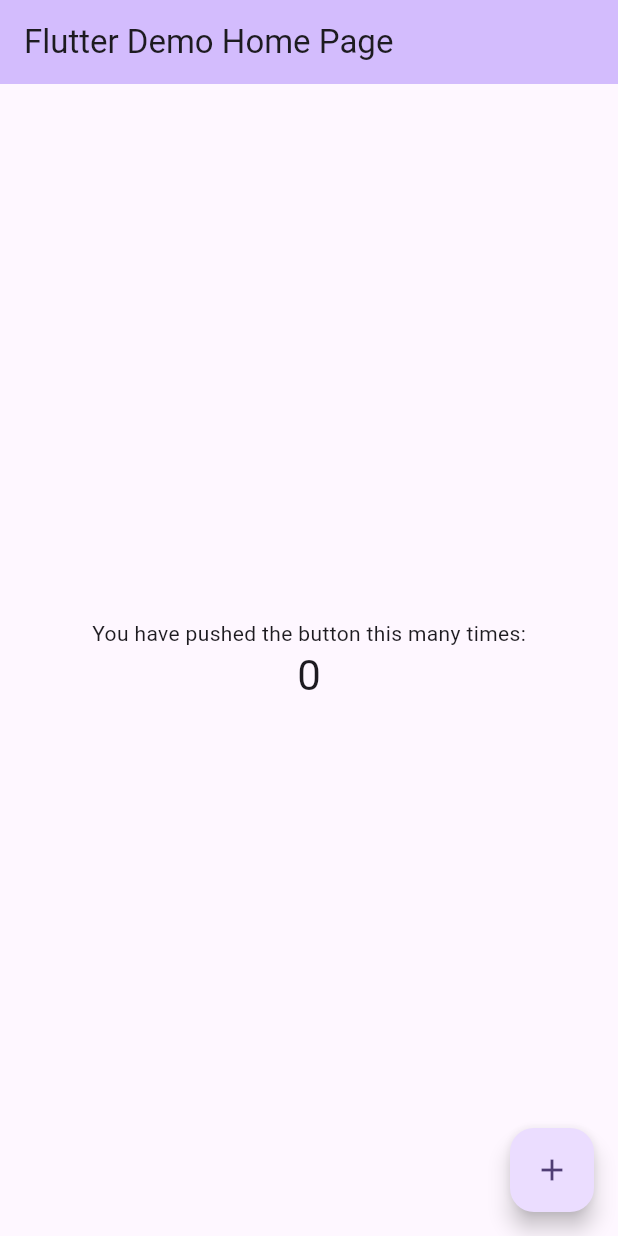
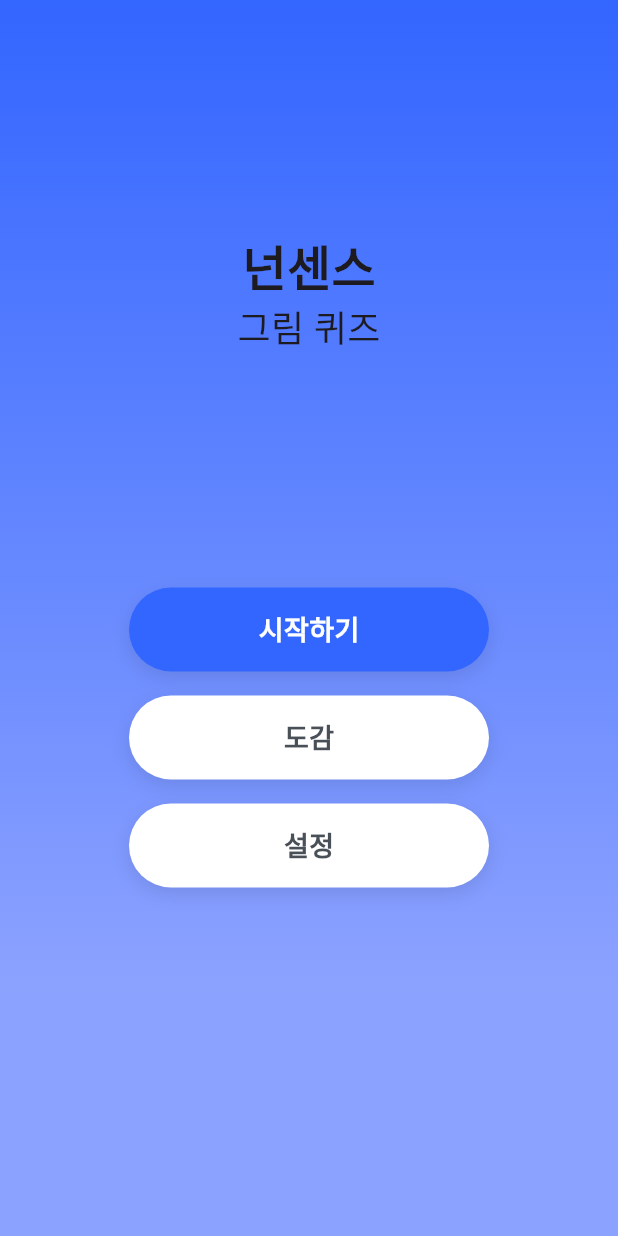
Before and after one commit to mingyuShim94/nonsensQuiz_flutter, a Flutter app: the screen it shows after launch, on a phone screen of 412 x 824 dp. Run offline on Flutter 3.47's test engine with Material 3 defaults, Android fonts, the phone set to English and light mode, and no system bars; our stand-ins replace flutter_hooks, go_router, hooks_riverpod.

Commit message:
feat: 앱 초기 구조 설정 및 시작 화면 구현
- hooks_riverpod, flutter_hooks, go_router 패키지 추가
- 라우팅 설정 (/quiz, /dogan 경로 추가)
- 시작 화면 UI 구현
  - 그라데이션 배경
  - 로고 위젯
  - 시작하기 버튼 (스케일 애니메이션 적용)
  - 도감, 설정 메뉴 버튼

```diff
--- a/lib/main.dart
+++ b/lib/main.dart
@@ -1,125 +1,49 @@
 import 'package:flutter/material.dart';
+import 'package:hooks_riverpod/hooks_riverpod.dart';
+import 'package:go_router/go_router.dart';
+import 'screens/start_screen.dart';
+import 'theme/app_theme.dart';
 
 void main() {
-  runApp(const MyApp());
+  runApp(
+    const ProviderScope(
+      child: MyApp(),
+    ),
+  );
 }
+
+final _router = GoRouter(
+  initialLocation: '/',
+  routes: [
+    GoRoute(
+      path: '/',
+      builder: (context, state) => const StartScreen(),
+    ),
+    GoRoute(
+      path: '/quiz',
+      builder: (context, state) => const Scaffold(
+        body: Center(child: Text('퀴즈 화면')),
+      ),
+    ),
+    GoRoute(
+      path: '/dogan',
+      builder: (context, state) => const Scaffold(
+        body: Center(child: Text('도감 화면')),
+      ),
+    ),
+  ],
+);
 
 class MyApp extends StatelessWidget {
   const MyApp({super.key});
 
-  // This widget is the root of your application.
   @override
   Widget build(BuildContext context) {
-    return MaterialApp(
-      title: 'Flutter Demo',
-      theme: ThemeData(
-        // This is the theme of your application.
-        //
-        // TRY THIS: Try running your application with "flutter run". You'll see
-        // the application has a purple toolbar. Then, without quitting the app,
-        // try changing the seedColor in the colorScheme below to Colors.green
-        // and then invoke "hot reload" (save your changes or press the "hot
-        // reload" button in a Flutter-supported IDE, or press "r" if you used
-        // the command line to start the app).
-        //
-        // Notice that the counter didn't reset back to zero; the application
-        // state is not lost during the reload. To reset the state, use hot
-        // restart instead.
-        //
-        // This works for code too, not just values: Most code changes can be
-        // tested with just a hot reload.
-        colorScheme: ColorScheme.fromSeed(seedColor: Colors.deepPurple),
-        useMaterial3: true,
-      ),
-      home: const MyHomePage(title: 'Flutter Demo Home Page'),
+    return MaterialApp.router(
+      title: '넌센스 그림 퀴즈',
+      theme: AppTheme.light,
+      routerConfig: _router,
+      debugShowCheckedModeBanner: false,
     );
   }
 }
-
-class MyHomePage extends StatefulWidget {
-  const MyHomePage({super.key, required this.title});
-
-  // This widget is the home page of your application. It is stateful, meaning
-  // that it has a State object (defined below) that contains fields that affect
-  // how it looks.
-
-  // This class is the configuration for the state. It holds the values (in this
-  // case the title) provided by the parent (in this case the App widget) and
-  // used by the build method of the State. Fields in a Widget subclass are
-  // always marked "final".
-
-  final String title;
-
-  @override
-  State<MyHomePage> createState() => _MyHomePageState();
-}
-
-class _MyHomePageState extends State<MyHomePage> {
-  int _counter = 0;
-
-  void _incrementCounter() {
-    setState(() {
-      // This call to setState tells the Flutter framework that something has
-      // changed in this State, which causes it to rerun the build method below
-      // so that the display can reflect the updated values. If we changed
-      // _counter without calling setState(), then the build method would not be
-      // called again, and so nothing would appear to happen.
-      _counter++;
-    });
-  }
-
-  @override
-  Widget build(BuildContext context) {
-    // This method is rerun every time setState is called, for instance as done
-    // by the _incrementCounter method above.
-    //
-    // The Flutter framework has been optimized to make rerunning build methods
-    // fast, so that you can just rebuild anything that needs updating rather
-    // than having to individually change instances of widgets.
-    return Scaffold(
-      appBar: AppBar(
-        // TRY THIS: Try changing the color here to a specific color (to
-        // Colors.amber, perhaps?) and trigger a hot reload to see the AppBar
-        // change color while the other colors stay the same.
-        backgroundColor: Theme.of(context).colorScheme.inversePrimary,
-        // Here we take the value from the MyHomePage object that was created by
-        // the App.build method, and use it to set our appbar title.
-        title: Text(widget.title),
-      ),
-      body: Center(
-        // Center is a layout widget. It takes a single child and positions it
-        // in the middle of the parent.
-        child: Column(
-          // Column is also a layout widget. It takes a list of children and
-          // arranges them vertically. By default, it sizes itself to fit its
-          // children horizontally, and tries to be as tall as its parent.
-          //
-          // Column has various properties to control how it sizes itself and
-          // how it positions its children. Here we use mainAxisAlignment to
-          // center the children vertically; the main axis here is the vertical
-          // axis because Columns are vertical (the cross axis would be
-          // horizontal).
-          //
-          // TRY THIS: Invoke "debug painting" (choose the "Toggle Debug Paint"
-          // action in the IDE, or press "p" in the console), to see the
-          // wireframe for each widget.
-          mainAxisAlignment: MainAxisAlignment.center,
-          children: <Widget>[
-            const Text(
-              'You have pushed the button this many times:',
-            ),
-            Text(
-              '$_counter',
-              style: Theme.of(context).textTheme.headlineMedium,
-            ),
-          ],
-        ),
-      ),
-      floatingActionButton: FloatingActionButton(
-        onPressed: _incrementCounter,
-        tooltip: 'Increment',
-        child: const Icon(Icons.add),
-      ), // This trailing comma makes auto-formatting nicer for build methods.
-    );
-  }
-}
--- /dev/null
+++ b/lib/screens/start_screen.dart
@@ -0,0 +1,212 @@
+import 'package:flutter/material.dart';
+import 'package:flutter_hooks/flutter_hooks.dart';
+import 'package:hooks_riverpod/hooks_riverpod.dart';
+import 'package:go_router/go_router.dart';
+
+class StartScreen extends HookConsumerWidget {
+  const StartScreen({super.key});
+
+  @override
+  Widget build(BuildContext context, WidgetRef ref) {
+    final animationController = useAnimationController(
+      duration: const Duration(milliseconds: 300),
+    );
+
+    final scaleAnimation = useAnimation(
+      Tween<double>(begin: 1.0, end: 0.95).animate(
+        CurvedAnimation(
+          parent: animationController,
+          curve: Curves.easeInOut,
+        ),
+      ),
+    );
+
+    return Scaffold(
+      backgroundColor: Colors.transparent,
+      body: Container(
+        width: MediaQuery.of(context).size.width,
+        decoration: const BoxDecoration(
+          gradient: LinearGradient(
+            begin: Alignment.topCenter,
+            end: Alignment.bottomCenter,
+            colors: [
+              Color(0xFF3366FF), // 브랜드 컬러
+              Color(0xFF8CA2FF), // 밝은 파란색
+            ],
+            stops: [0.0, 0.8], // 그라데이션 분포 조정
+          ),
+        ),
+        child: SafeArea(
+          child: Column(
+            mainAxisAlignment: MainAxisAlignment.center,
+            crossAxisAlignment: CrossAxisAlignment.stretch,
+            children: [
+              const Spacer(flex: 2),
+              // 로고
+              const _LogoWidget(),
+              const Spacer(flex: 2),
+              // 버튼들
+              Padding(
+                padding: const EdgeInsets.symmetric(horizontal: 24),
+                child: Column(
+                  mainAxisSize: MainAxisSize.min,
+                  children: [
+                    Transform.scale(
+                      scale: scaleAnimation,
+                      child: _StartButton(
+                        onTapDown: () => animationController.forward(),
+                        onTapUp: () {
+                          animationController.reverse();
+                          context.push('/quiz');
+                        },
+                        onTapCancel: () => animationController.reverse(),
+                      ),
+                    ),
+                    const SizedBox(height: 16),
+                    _MenuButton(
+                      label: '도감',
+                      onTap: () => context.push('/dogan'),
+                    ),
+                    const SizedBox(height: 16),
+                    _MenuButton(
+                      label: '설정',
+                      onTap: () => _showSettingsModal(context),
+                    ),
+                  ],
+                ),
+              ),
+              const Spacer(flex: 3),
+            ],
+          ),
+        ),
+      ),
+    );
+  }
+
+  Future<void> _showSettingsModal(BuildContext context) async {
+    await showModalBottomSheet(
+      context: context,
+      builder: (context) => const SizedBox(
+        height: 300,
+        child: Center(
+          child: Text('설정'),
+        ),
+      ),
+    );
+  }
+}
+
+class _LogoWidget extends StatelessWidget {
+  const _LogoWidget();
+
+  @override
+  Widget build(BuildContext context) {
+    return const Column(
+      mainAxisSize: MainAxisSize.min,
+      children: [
+        Text(
+          '넌센스',
+          style: TextStyle(
+            fontSize: 32,
+            fontWeight: FontWeight.bold,
+          ),
+        ),
+        Text(
+          '그림 퀴즈',
+          style: TextStyle(
+            fontSize: 24,
+            fontWeight: FontWeight.w500,
+          ),
+        ),
+      ],
+    );
+  }
+}
+
+class _StartButton extends StatelessWidget {
+  const _StartButton({
+    required this.onTapDown,
+    required this.onTapUp,
+    required this.onTapCancel,
+  });
+
+  final VoidCallback onTapDown;
+  final VoidCallback onTapUp;
+  final VoidCallback onTapCancel;
+
+  @override
+  Widget build(BuildContext context) {
+    return GestureDetector(
+      onTapDown: (_) => onTapDown(),
+      onTapUp: (_) => onTapUp(),
+      onTapCancel: onTapCancel,
+      child: Container(
+        width: 240,
+        height: 56,
+        decoration: BoxDecoration(
+          color: Theme.of(context).primaryColor,
+          borderRadius: BorderRadius.circular(28),
+          boxShadow: [
+            BoxShadow(
+              color: Colors.black.withOpacity(0.1),
+              blurRadius: 10,
+              offset: const Offset(0, 4),
+            ),
+          ],
+        ),
+        child: const Center(
+          child: Text(
+            '시작하기',
+            style: TextStyle(
+              color: Colors.white,
+              fontSize: 18,
+              fontWeight: FontWeight.bold,
+            ),
+          ),
+        ),
+      ),
+    );
+  }
+}
+
+class _MenuButton extends StatelessWidget {
+  const _MenuButton({
+    required this.label,
+    required this.onTap,
+  });
+
+  final String label;
+  final VoidCallback onTap;
+
+  @override
+  Widget build(BuildContext context) {
+    return GestureDetector(
+      onTap: onTap,
+      child: Container(
+        width: 240,
+        height: 56,
+        decoration: BoxDecoration(
+          color: Colors.white,
+          borderRadius: BorderRadius.circular(28),
+          boxShadow: [
+            BoxShadow(
+              color: Colors.black.withOpacity(0.1),
+              blurRadius: 10,
+              offset: const Offset(0, 4),
+            ),
+          ],
+        ),
+        child: Center(
+          child: Text(
+            label,
+            style: const TextStyle(
+              color: Color(0xFF495057),
+              fontSize: 18,
+              fontWeight: FontWeight.bold,
+            ),
+          ),
+        ),
+      ),
+    );
+  }
+}
--- /dev/null
+++ b/lib/theme/app_theme.dart
@@ -0,0 +1,29 @@
+import 'package:flutter/material.dart';
+
+class AppTheme {
+  static ThemeData get light {
+    return ThemeData(
+      primaryColor: const Color(0xFF3366FF),
+      scaffoldBackgroundColor: const Color(0xFFF8F9FA),
+      iconTheme: const IconThemeData(
+        color: Color(0xFF495057),
+      ),
+      textTheme: const TextTheme(
+        titleLarge: TextStyle(
+          fontSize: 24,
+          fontWeight: FontWeight.bold,
+          color: Color(0xFF212529),
+        ),
+        titleMedium: TextStyle(
+          fontSize: 18,
+          fontWeight: FontWeight.w500,
+          color: Color(0xFF212529),
+        ),
+        bodyLarge: TextStyle(
+          fontSize: 16,
+          color: Color(0xFF495057),
+        ),
+      ),
+    );
+  }
+}
--- a/pubspec.yaml
+++ b/pubspec.yaml
@@ -2,7 +2,7 @@ name: nonsense_quiz
 description: "A new Flutter project."
 # The following line prevents the package from being accidentally published to
 # pub.dev using `flutter pub publish`. This is preferred for private packages.
-publish_to: 'none' # Remove this line if you wish to publish to pub.dev
+publish_to: "none" # Remove this line if you wish to publish to pub.dev
 
 # The following defines the version and build number for your application.
 # A version number is three numbers separated by dots, like 1.2.43
@@ -34,6 +34,9 @@ dependencies:
   # The following adds the Cupertino Icons font to your application.
   # Use with the CupertinoIcons class for iOS style icons.
   cupertino_icons: ^1.0.8
+  flutter_hooks: ^0.20.5
+  hooks_riverpod: ^2.6.1
+  go_router: ^14.6.3
 
 dev_dependencies:
   flutter_test:
@@ -51,7 +54,6 @@ dev_dependencies:
 
 # The following section is specific to Flutter packages.
 flutter:
-
   # The following line ensures that the Material Icons font is
   # included with your application, so that you can use the icons in
   # the material Icons class.
```
Also changed, not shown: pubspec.lock.
